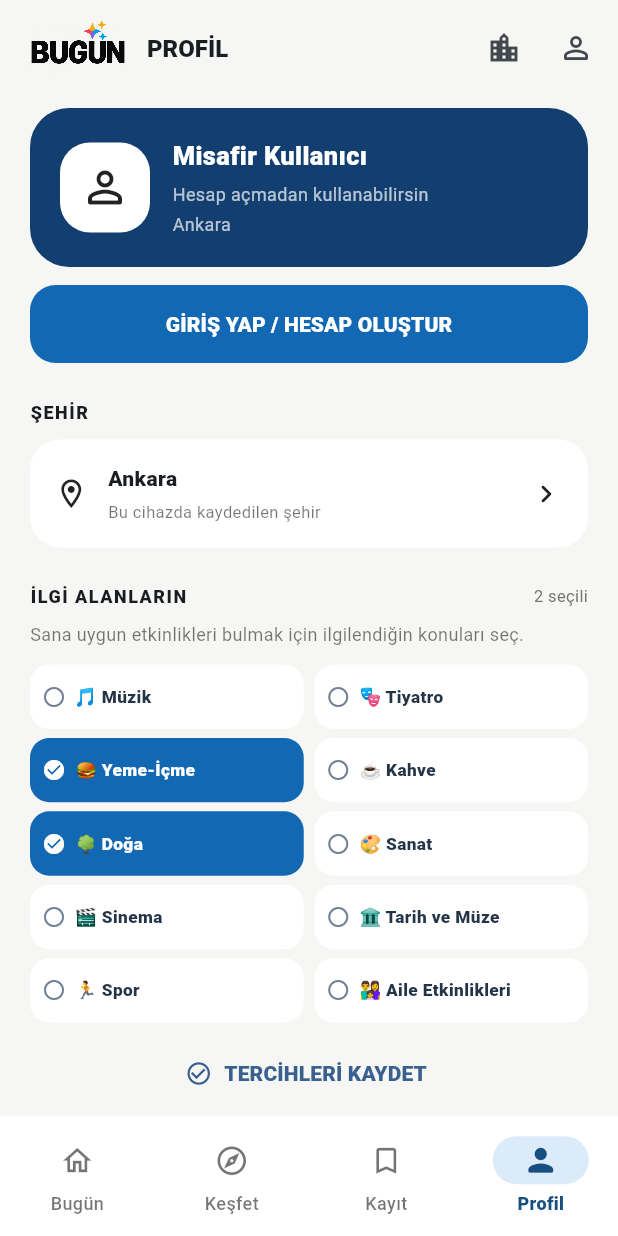
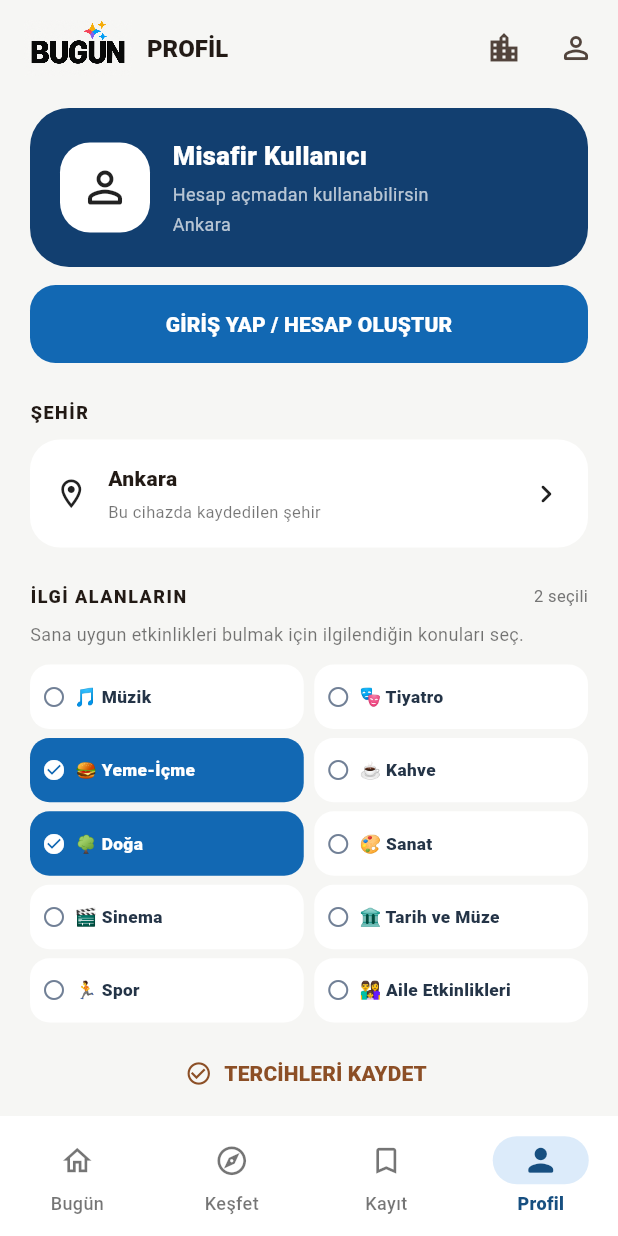
Before and after one commit to ssselimilhan-cell/Bu-G-n, a Flutter app: the screen it shows after launch, item 4 of the bottom bar chosen, on a phone screen of 412 x 824 dp. Run offline on Flutter 3.47's test engine with Material 3 defaults, Android fonts, the phone set to English and light mode, and no system bars; our stand-ins replace flutter_map, geolocator, latlong2, share_plus, shared_preferences, supabase_flutter; accounts and stored records are empty.

Commit message:
Apply warm orange app-wide theme

```diff
--- a/lib/main.dart
+++ b/lib/main.dart
@@ -29,17 +29,17 @@ class BugunApp extends StatelessWidget {
       theme: ThemeData(
         useMaterial3: true,
         brightness: Brightness.light,
-        scaffoldBackgroundColor: const Color(0xFFF7F7F5),
+        scaffoldBackgroundColor: const Color(0xFFFFF0DF),
         colorScheme: ColorScheme.fromSeed(
-          seedColor: const Color(0xFF1268B3),
+          seedColor: const Color(0xFFE97824),
           brightness: Brightness.light,
         ).copyWith(
-          secondary: const Color(0xFFFF8A3D),
+          secondary: const Color(0xFF1268B3),
           tertiary: const Color(0xFF20A6A0),
         ),
         filledButtonTheme: FilledButtonThemeData(
           style: FilledButton.styleFrom(
-            backgroundColor: const Color(0xFF1268B3),
+            backgroundColor: const Color(0xFFE97824),
             foregroundColor: Colors.white,
             shape: RoundedRectangleBorder(borderRadius: BorderRadius.circular(14)),
           ),
@@ -50,24 +50,24 @@ class BugunApp extends StatelessWidget {
         ),
         chipTheme: ChipThemeData(
           backgroundColor: Colors.white,
-          selectedColor: const Color(0xFFE5F1FC),
+          selectedColor: const Color(0xFFFFE1C2),
           checkmarkColor: const Color(0xFF1268B3),
-          side: const BorderSide(color: Color(0xFFDCE7F0)),
+          side: const BorderSide(color: Color(0xFFF0CBA8)),
           shape: RoundedRectangleBorder(borderRadius: BorderRadius.circular(12)),
         ),
         inputDecorationTheme: InputDecorationTheme(
           filled: true,
           fillColor: Colors.white,
           contentPadding: const EdgeInsets.symmetric(horizontal: 14, vertical: 12),
-          border: OutlineInputBorder(borderRadius: BorderRadius.circular(13), borderSide: const BorderSide(color: Color(0xFFDCE7F0))),
-          enabledBorder: OutlineInputBorder(borderRadius: BorderRadius.circular(13), borderSide: const BorderSide(color: Color(0xFFDCE7F0))),
-          focusedBorder: OutlineInputBorder(borderRadius: BorderRadius.circular(13), borderSide: const BorderSide(color: Color(0xFF1268B3), width: 1.5)),
+          border: OutlineInputBorder(borderRadius: BorderRadius.circular(13), borderSide: const BorderSide(color: Color(0xFFF0CBA8))),
+          enabledBorder: OutlineInputBorder(borderRadius: BorderRadius.circular(13), borderSide: const BorderSide(color: Color(0xFFF0CBA8))),
+          focusedBorder: OutlineInputBorder(borderRadius: BorderRadius.circular(13), borderSide: const BorderSide(color: Color(0xFFE97824), width: 1.5)),
         ),
         switchTheme: SwitchThemeData(
-          thumbColor: WidgetStateProperty.resolveWith((states) => states.contains(WidgetState.selected) ? const Color(0xFF1268B3) : null),
-          trackColor: WidgetStateProperty.resolveWith((states) => states.contains(WidgetState.selected) ? const Color(0xFFB9D8F2) : null),
+          thumbColor: WidgetStateProperty.resolveWith((states) => states.contains(WidgetState.selected) ? const Color(0xFFE97824) : null),
+          trackColor: WidgetStateProperty.resolveWith((states) => states.contains(WidgetState.selected) ? const Color(0xFFFFD0A3) : null),
         ),
-        progressIndicatorTheme: const ProgressIndicatorThemeData(color: Color(0xFF1268B3)),
+        progressIndicatorTheme: const ProgressIndicatorThemeData(color: Color(0xFFE97824)),
       ),
       home: const HomeScreen(),
     );
```
